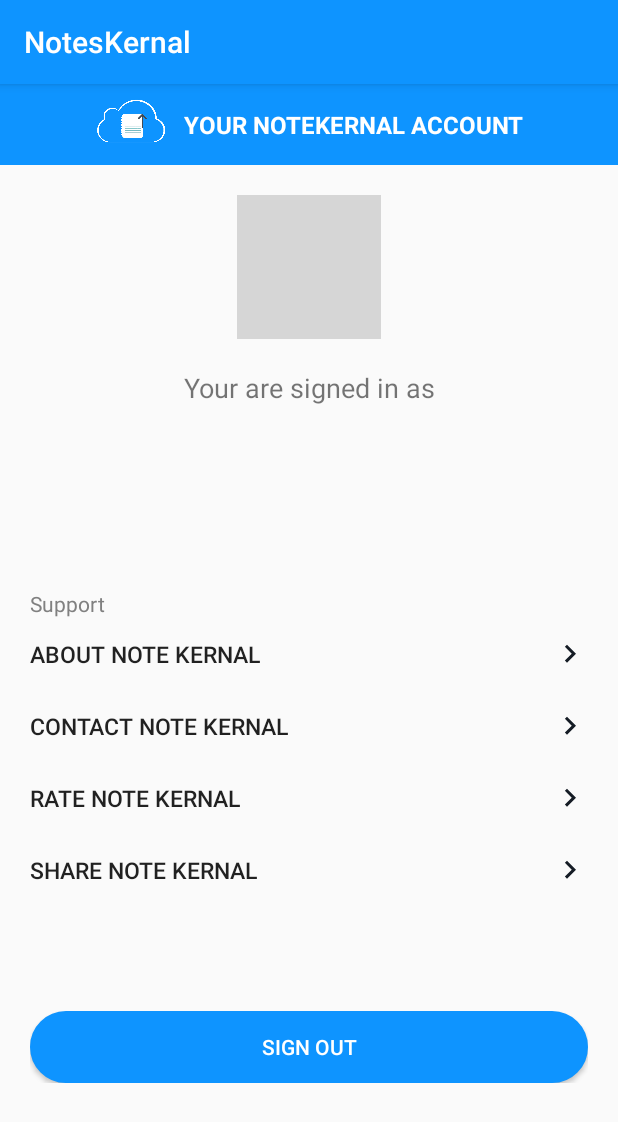
After one commit to ankushbnayak/study-materials, an Android app: the AccountActivity screen opened directly, with no data from a screen before it, on a phone screen of 412 x 824 dp. The commit adds this screen. Shown: the top 1122 px of the screen. Run offline under Robolectric (Android 15) with nearby library versions, the phone set to English and light mode, and no system bars; our stand-ins replace CircleImageView, Firebase (no records; nobody signed in at launch, a user with empty details on screens opened directly), Picasso; pictures from the network do not load; grey boxes are pictures that could not be loaded.

Commit message:
Final copy all bugs fixed and design has been improved...

```diff
--- a/app/build.gradle
+++ b/app/build.gradle
@@ -8,7 +8,7 @@ android {
         applicationId "com.args.StudyMaterials"
         minSdkVersion 21
         targetSdkVersion 29
-        versionCode 3
+        versionCode 4
         versionName "1.0"
         testInstrumentationRunner "androidx.test.runner.AndroidJUnitRunner"
     }
@@ -41,5 +41,6 @@ dependencies {
     testImplementation 'junit:junit:4.12'
     androidTestImplementation 'androidx.test.ext:junit:1.1.0'
     androidTestImplementation 'androidx.test.espresso:espresso-core:3.1.1'
+    implementation 'de.hdodenhof:circleimageview:3.1.0'
     implementation 'com.google.android.gms:play-services-auth:12.0.1'
 }
--- a/app/src/main/AndroidManifest.xml
+++ b/app/src/main/AndroidManifest.xml
@@ -13,7 +13,8 @@
         android:roundIcon="@mipmap/ic_launcher_round"
         android:supportsRtl="true"
         android:theme="@style/AppTheme">
-        <activity android:name=".YourNotes"></activity>
+        <activity android:name=".AccountActivity"></activity>
+        <activity android:name=".YourNotes" />
         <activity android:name=".WebActivity" />
         <activity
             android:name=".ChooseLogin"
--- /dev/null
+++ b/app/src/main/java/com/args/StudyMaterials/AccountActivity.java
@@ -0,0 +1,134 @@
+package com.args.StudyMaterials;
+
+import androidx.appcompat.app.AppCompatActivity;
+
+import android.app.AlertDialog;
+import android.content.DialogInterface;
+import android.content.Intent;
+import android.net.Uri;
+import android.os.Bundle;
+import android.view.View;
+import android.widget.Button;
+import android.widget.ImageView;
+import android.widget.TextView;
+
+import com.google.firebase.auth.FirebaseAuth;
+import com.google.firebase.auth.FirebaseUser;
+import com.squareup.picasso.Picasso;
+
+public class AccountActivity extends AppCompatActivity {
+
+    ImageView user_image;
+    TextView user_name_display,user_email_account;
+    Button signout;
+    FirebaseAuth mfirebaseAuth;
+    FirebaseUser mfirebaseuser;
+
+    Button about, contact,rate,share;
+    @Override
+    protected void onCreate(Bundle savedInstanceState) {
+        super.onCreate(savedInstanceState);
+        setContentView(R.layout.activity_account);
+
+        //creating ids
+        user_name_display = findViewById(R.id.user_name_display);
+        user_email_account = findViewById(R.id.user_email_display);
+        user_image = findViewById(R.id.user_image_display);
+        signout = findViewById(R.id.sign_out_button);
+
+        // for the support part
+        about = findViewById(R.id.account_section_about);
+        contact = findViewById(R.id.account_section_contact);
+        share = findViewById(R.id.share_yoth_of_gsb);
+        rate = findViewById(R.id.rate_yoth_of_gsb);
+
+
+
+
+        //instance creating
+        mfirebaseAuth = FirebaseAuth.getInstance();
+        mfirebaseuser = mfirebaseAuth.getCurrentUser();
+        Uri user_image_url = mfirebaseuser.getPhotoUrl();
+        String user_name = mfirebaseuser.getDisplayName();
+        String user_id = mfirebaseuser.getEmail();
+        user_email_account.setText(user_id);
+        user_name_display.setText(user_name);
+
+        Picasso.get()
+                .load(user_image_url)
+                .centerCrop()
+                .fit()
+                .into(user_image);
+
+        signout.setOnClickListener(new View.OnClickListener() {
+            @Override
+            public void onClick(View v) {
+
+                new AlertDialog.Builder(AccountActivity.this)
+                        .setTitle("Sign out of your account!")
+                        .setMessage("Are you sure you want to sign out?")
+                        .setPositiveButton("YES", new DialogInterface.OnClickListener() {
+                            @Override
+                            public void onClick(DialogInterface dialog, int which) {
+                                mfirebaseAuth.signOut();
+                                Intent signout_intent = new Intent(AccountActivity.this,ChooseLogin.class);
+                                startActivity(signout_intent);
+                                finish();
+                            }
+                        })
+                        .setNegativeButton("NO", new DialogInterface.OnClickListener() {
+                            @Override
+                            public void onClick(DialogInterface dialog, int which) {
+                                dialog.dismiss();
+                            }
+                        })
+                        .create().show();
+            }
+        });
+
+        //when the about button in support part is clicked
+        about.setOnClickListener(new View.OnClickListener() {
+            @Override
+            public void onClick(View v) {
+                Intent about_section = new Intent(AccountActivity.this,WebActivity.class);
+                String url_about ="https://hosting-for-others.web.app/about(notes-kernal).html";
+                about_section.putExtra("website",url_about);
+                startActivity(about_section);
+            }
+        });
+
+        contact.setOnClickListener(new View.OnClickListener() {
+            @Override
+            public void onClick(View v) {
+
+                Intent feedback_section = new Intent(AccountActivity.this,WebActivity.class);
+                String url = "https://hosting-for-others.web.app/about(notes-kernal).html";
+                feedback_section.putExtra("website",url);
+                startActivity(feedback_section);
+            }
+        });
+
+        rate.setOnClickListener(new View.OnClickListener() {
+            @Override
+            public void onClick(View v) {
+                String url = "https://play.google.com/store/apps/details?id=com.args.StudyMaterials";
+                Intent rate_us = new Intent(Intent.ACTION_VIEW);
+                rate_us.setData(Uri.parse(url));
+                startActivity(rate_us);
+            }
+        });
+
+        share.setOnClickListener(new View.OnClickListener() {
+            @Override
+            public void onClick(View v) {
+                Intent shareapp = new Intent(Intent.ACTION_SEND);
+                shareapp.setType("text/plain");
+                String body = "Check this app out! its the NotesKernal app \nDownload from the playstore now\n\nhttps://play.google.com/store/apps/details?id=com.args.StudyMaterials";
+                String sub = "Download the NOTES KERNAL";
+                shareapp.putExtra(Intent.EXTRA_SUBJECT,sub);
+                shareapp.putExtra(Intent.EXTRA_TEXT,body);
+                startActivity(Intent.createChooser(shareapp, "Share Using"));
+            }
+        });
+    }
+}
--- /dev/null
+++ b/app/src/main/res/drawable/ic_account_circle_black_24dp.xml
@@ -0,0 +1,5 @@
+<vector android:height="24dp" android:tint="#0E94FF"
+    android:viewportHeight="24.0" android:viewportWidth="24.0"
+    android:width="24dp" xmlns:android="http://schemas.android.com/apk/res/android">
+    <path android:fillColor="#FF000000" android:pathData="M12,2C6.48,2 2,6.48 2,12s4.48,10 10,10 10,-4.48 10,-10S17.52,2 12,2zM12,5c1.66,0 3,1.34 3,3s-1.34,3 -3,3 -3,-1.34 -3,-3 1.34,-3 3,-3zM12,19.2c-2.5,0 -4.71,-1.28 -6,-3.22 0.03,-1.99 4,-3.08 6,-3.08 1.99,0 5.97,1.09 6,3.08 -1.29,1.94 -3.5,3.22 -6,3.22z"/>
+</vector>
--- /dev/null
+++ b/app/src/main/res/drawable/ic_keyboard_arrow_right_black_24dp.xml
@@ -0,0 +1,5 @@
+<vector android:height="24dp" android:tint="#151C25"
+    android:viewportHeight="24.0" android:viewportWidth="24.0"
+    android:width="24dp" xmlns:android="http://schemas.android.com/apk/res/android">
+    <path android:fillColor="#FF000000" android:pathData="M8.59,16.34l4.58,-4.59 -4.58,-4.59L10,5.75l6,6 -6,6z"/>
+</vector>
--- /dev/null
+++ b/app/src/main/res/layout/activity_account.xml
@@ -0,0 +1,179 @@
+<?xml version="1.0" encoding="utf-8"?>
+<ScrollView
+    xmlns:android="http://schemas.android.com/apk/res/android"
+    xmlns:app="http://schemas.android.com/apk/res-auto"
+    xmlns:tools="http://schemas.android.com/tools"
+    android:layout_width="match_parent"
+    android:layout_height="match_parent"
+    tools:context=".AccountActivity">
+
+    <LinearLayout
+        android:orientation="vertical"
+        android:layout_width="match_parent"
+        android:layout_height="match_parent">
+
+        <LinearLayout
+            android:orientation="horizontal"
+            android:padding="2dp"
+            android:gravity="center"
+            android:background="@color/colorPrimary"
+            android:layout_width="match_parent"
+            android:layout_height="wrap_content">
+            <ImageView
+                android:src="@drawable/outline"
+                android:layout_width="50dp"
+                android:layout_height="50dp"/>
+            <TextView
+                android:layout_marginLeft="10dp"
+                android:textStyle="bold"
+                android:textSize="16dp"
+                android:textColor="#fff"
+                android:text="YOUR NOTEKERNAL ACCOUNT"
+                android:layout_width="wrap_content"
+                android:layout_height="wrap_content"/>
+        </LinearLayout>
+
+
+        <LinearLayout
+            android:layout_marginTop="20dp"
+            android:gravity="center"
+            android:layout_width="match_parent"
+            android:layout_height="wrap_content">
+            <de.hdodenhof.circleimageview.CircleImageView
+                android:id="@+id/user_image_display"
+                xmlns:app="http://schemas.android.com/apk/res-auto"
+                android:layout_width="96dp"
+                android:layout_height="96dp"
+                app:civ_border_width="2dp"
+                app:civ_border_color="@color/colorPrimary"/>
+        </LinearLayout>
+
+        <LinearLayout
+            android:layout_marginTop="20dp"
+            android:layout_width="match_parent"
+            android:layout_height="wrap_content">
+
+            <TextView
+                android:layout_width="match_parent"
+                android:layout_height="wrap_content"
+                android:gravity="center_horizontal"
+                android:text="Your are signed in as"
+                android:textSize="18dp" />
+        </LinearLayout>
+
+        <LinearLayout
+            android:layout_width="match_parent"
+            android:layout_height="wrap_content"
+            android:layout_marginTop="10dp"
+            android:gravity="center">
+
+            <TextView
+                android:id="@+id/user_name_display"
+                android:layout_width="wrap_content"
+                android:layout_height="wrap_content"
+                android:text="loading..."
+                android:textColor="@android:color/background_dark"
+                android:textSize="20dp" />
+        </LinearLayout>
+
+        <LinearLayout
+            android:orientation="horizontal"
+            android:gravity="center"
+            android:layout_width="match_parent"
+            android:layout_height="wrap_content">
+            <TextView
+                android:id="@+id/user_email_display"
+                android:layout_width="wrap_content"
+                android:layout_height="wrap_content"
+                android:text="loading..."
+                android:textColor="@android:color/black"
+                android:textSize="18dp" />
+        </LinearLayout>
+        <LinearLayout
+            android:layout_marginTop="60dp"
+            android:layout_width="match_parent"
+            android:layout_height="wrap_content">
+
+            <TextView
+                android:layout_width="match_parent"
+                android:layout_height="wrap_content"
+                android:layout_marginLeft="20dp"
+                android:text="Support"
+                android:textColor="@android:color/tertiary_text_light"
+                android:textSize="14dp" />
+        </LinearLayout>
+        <LinearLayout
+            android:layout_width="match_parent"
+            android:layout_height="wrap_content">
+            <Button
+                android:layout_marginRight="20dp"
+                android:id="@+id/account_section_about"
+                android:background="#00000000"
+                android:layout_marginLeft="20dp"
+                android:drawableRight="@drawable/ic_keyboard_arrow_right_black_24dp"
+                android:textSize="15dp"
+                android:gravity="left|center_vertical"
+                android:text="ABOUT NOTE KERNAL"
+                android:layout_width="match_parent"
+                android:layout_height="wrap_content"/>
+        </LinearLayout>
+        <LinearLayout
+            android:layout_width="match_parent"
+            android:layout_height="wrap_content">
+            <Button
+                android:layout_marginRight="20dp"
+                android:id="@+id/account_section_contact"
+                android:background="#00000000"
+                android:layout_marginLeft="20dp"
+                android:drawableRight="@drawable/ic_keyboard_arrow_right_black_24dp"
+                android:textSize="15dp"
+                android:gravity="left|center_vertical"
+                android:text="CONTACT NOTE KERNAL"
+                android:layout_width="match_parent"
+                android:layout_height="wrap_content"/>
+        </LinearLayout>
+        <LinearLayout
+            android:layout_width="match_parent"
+            android:layout_height="wrap_content">
+            <Button
+                android:layout_marginRight="20dp"
+                android:id="@+id/rate_yoth_of_gsb"
+                android:background="#00000000"
+                android:layout_marginLeft="20dp"
+                android:drawableRight="@drawable/ic_keyboard_arrow_right_black_24dp"
+                android:textSize="15dp"
+                android:gravity="left|center_vertical"
+                android:text="RATE NOTE KERNAL"
+                android:layout_width="match_parent"
+                android:layout_height="wrap_content"/>
+        </LinearLayout>
+        <LinearLayout
+            android:layout_width="match_parent"
+            android:layout_height="wrap_content">
+            <Button
+                android:layout_marginRight="20dp"
+                android:id="@+id/share_yoth_of_gsb"
+                android:background="#00000000"
+                android:layout_marginLeft="20dp"
+                android:drawableRight="@drawable/ic_keyboard_arrow_right_black_24dp"
+                android:textSize="15dp"
+                android:gravity="left|center_vertical"
+                android:text="SHARE NOTE KERNAL"
+                android:layout_width="match_parent"
+                android:layout_height="wrap_content"/>
+        </LinearLayout>
+        <LinearLayout
+            android:padding="20dp"
+            android:layout_marginTop="50dp"
+            android:layout_width="match_parent"
+            android:layout_height="wrap_content">
+            <Button
+                android:id="@+id/sign_out_button"
+                android:background="@drawable/button_back"
+                android:textColor="#fff"
+                android:text="SIGN OUT"
+                android:layout_width="match_parent"
+                android:layout_height="wrap_content"/>
+        </LinearLayout>
+    </LinearLayout>
+</ScrollView>
```
Also changed, not shown: app/src/main/java/com/args/StudyMaterials/Navigate.java (+14 -0 lines), app/src/main/java/com/args/StudyMaterials/Signupactivity.java (+37 -0 lines), app/src/main/java/com/args/StudyMaterials/YourNotes.java (+49 -0 lines), app/src/main/res/layout/activity_signupactivity.xml (+31 -1 lines), app/src/main/res/layout/activity_uploadactivity.xml (+14 -1 lines), app/src/main/res/menu/nav_menu.xml (+8 -0 lines), 3 other files.
